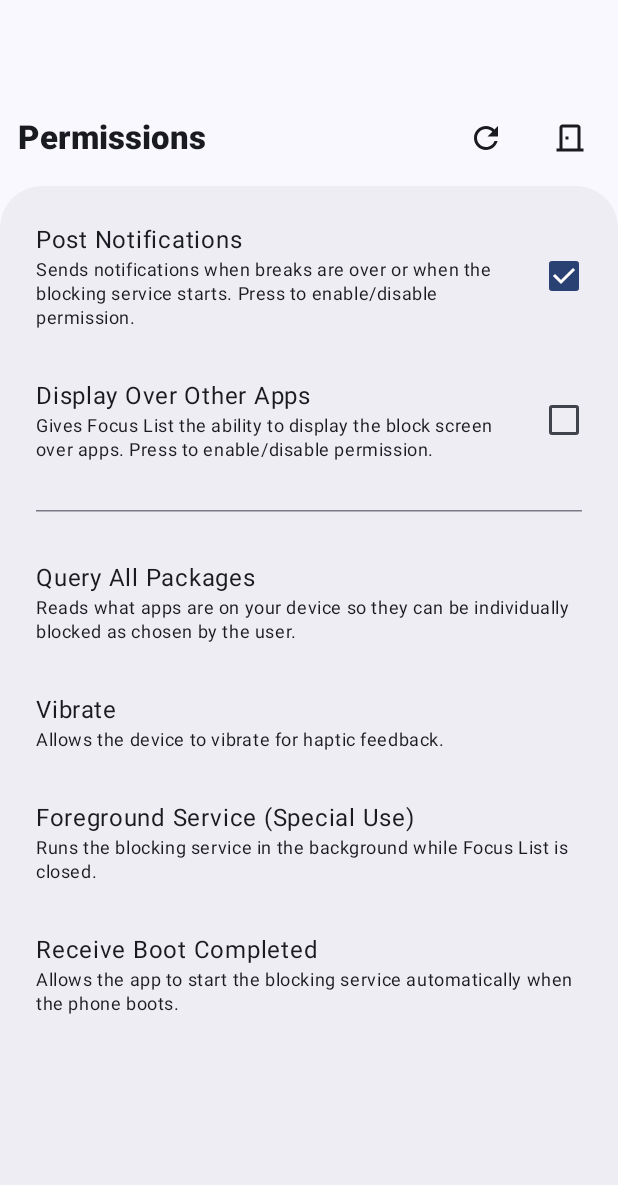
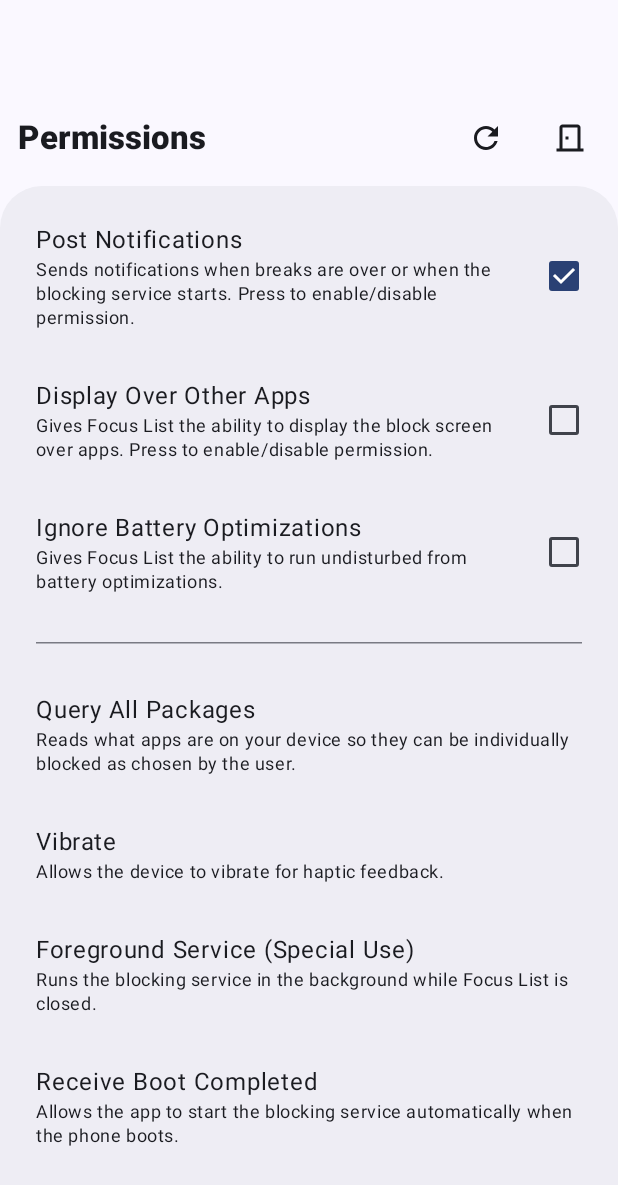
Before and after one commit to brandoinspace/Focus-List, an Android app built with Jetpack Compose: the screen it shows after launch (MainActivity), on a phone screen of 412 x 824 dp. Shown: the top 1185 px of the screen. Run offline under Robolectric (Android 15) with nearby library versions, the phone set to English and light mode, and no system bars; our stand-ins replace Navigation 3; libraries missing offline, so code that uses them is left out: me.zhanghai.compose; missing, so only their content is drawn: ProvidePreferenceLocals; 1 statement that could not run was skipped.

Commit message:
Add battery optimization permission.

```diff
--- a/app/src/main/AndroidManifest.xml
+++ b/app/src/main/AndroidManifest.xml
@@ -18,6 +18,8 @@
     <uses-permission android:name="android.permission.POST_NOTIFICATIONS" />
 
     <uses-permission android:name="android.permission.RECEIVE_BOOT_COMPLETED" />
+
+    <uses-permission android:name="android.permission.REQUEST_IGNORE_BATTERY_OPTIMIZATIONS" />
 
     <application
         android:name=".MainApplication"
--- a/app/src/main/java/space/brandoin/focuslist/MainActivity.kt
+++ b/app/src/main/java/space/brandoin/focuslist/MainActivity.kt
@@ -52,16 +52,12 @@ object PermissionsScreen: NavKey
 // TODO: put all strings into Resources
 // TODO: task widget
 // TODO: task shortcuts
-// TODO: auto start service
-// TODO: battery optimisation? (https://developer.android.com/reference/android/Manifest.permission#REQUEST_IGNORE_BATTERY_OPTIMIZATIONS)
 // TODO: proper exception handling
-// TODO: add service status to rerun service if not running instead of using add button
 // TODO: block screen animation stops after opening a second time
 // TODO: experiment with more material 3 expressive ui
 // TODO: fix padding differences between screens
 // https://developer.android.com/develop/ui/views/components/settings
 // TODO: Break cooldown
-// TODO: Break indicator on main screen
 class MainActivity : ComponentActivity() {
     override fun onCreate(savedInstanceState: Bundle?) {
         super.onCreate(savedInstanceState)
--- a/app/src/main/java/space/brandoin/focuslist/screens/PermissionsScreen.kt
+++ b/app/src/main/java/space/brandoin/focuslist/screens/PermissionsScreen.kt
@@ -1,9 +1,12 @@
 package space.brandoin.focuslist.screens
 
 import android.Manifest
+import android.content.Context
 import android.content.Intent
 import android.content.pm.PackageManager
+import android.os.PowerManager
 import android.provider.Settings
+import android.util.Log
 import androidx.activity.compose.rememberLauncherForActivityResult
 import androidx.activity.result.contract.ActivityResultContracts
 import androidx.compose.foundation.clickable
@@ -32,6 +35,7 @@ import androidx.compose.ui.platform.LocalContext
 import androidx.compose.ui.unit.dp
 import androidx.core.app.ActivityCompat.shouldShowRequestPermissionRationale
 import androidx.core.content.ContextCompat.checkSelfPermission
+import space.brandoin.focuslist.alerts.DisplayBatteryPermissionDialog
 import space.brandoin.focuslist.alerts.DisplayOverPermissionDialog
 import space.brandoin.focuslist.alerts.NotificationPermissionDialog
 import space.brandoin.focuslist.getActivityOrNull
@@ -75,6 +79,8 @@ fun PermissionScreen(
             }
         }
     )
+    val powerManager = current.getSystemService(Context.POWER_SERVICE) as PowerManager
+    var showBatteryDialog by rememberSaveable { mutableStateOf(false) }
     SettingsScreenTemplate(
         "Permissions",
         {
@@ -125,6 +131,16 @@ fun PermissionScreen(
                         }
                     } else {
                         displayPermissionLauncher.launch(Manifest.permission.SYSTEM_ALERT_WINDOW)
+                    }
+                }
+            }
+            if (showBatteryDialog) {
+                DisplayBatteryPermissionDialog({ showBatteryDialog = false }) {
+                    showBatteryDialog = false
+                    Intent(
+                        Settings.ACTION_IGNORE_BATTERY_OPTIMIZATION_SETTINGS
+                    ).also {
+                        current.startActivity(it)
                     }
                 }
             }
@@ -192,6 +208,32 @@ fun PermissionScreen(
                         )
                     }
                 }
+                Row(Modifier.clickable {
+                    Log.d("focus", "clicked")
+                    val isGranted = powerManager.isIgnoringBatteryOptimizations(current.packageName)
+                    val activity = current.getActivityOrNull()
+                    if (activity != null) {
+                        if (!isGranted) {
+                            showBatteryDialog = true
+                        }
+                    }
+                }) {
+                    Column(Modifier.weight(1f).padding(16.dp)) {
+                        Text("Ignore Battery Optimizations")
+                        Text(
+                            "Gives Focus List the ability to run undisturbed from battery optimizations.",
+                            style = MaterialTheme.typography.bodySmall
+                        )
+                    }
+                    key(refreshChecks) {
+                        if (refreshChecks) refreshChecks = false
+                        Checkbox(
+                            checked = powerManager.isIgnoringBatteryOptimizations(current.packageName),
+                            onCheckedChange = null,
+                            modifier = Modifier.padding(16.dp).align(Alignment.CenterVertically)
+                        )
+                    }
+                }
                 HorizontalDivider(Modifier.padding(16.dp))
                 Row {
                     Column(Modifier.weight(1f).padding(16.dp)) {
```
Also changed, not shown: app/src/main/java/space/brandoin/focuslist/alerts/PermissionAlerts.kt (+49 -0 lines).
